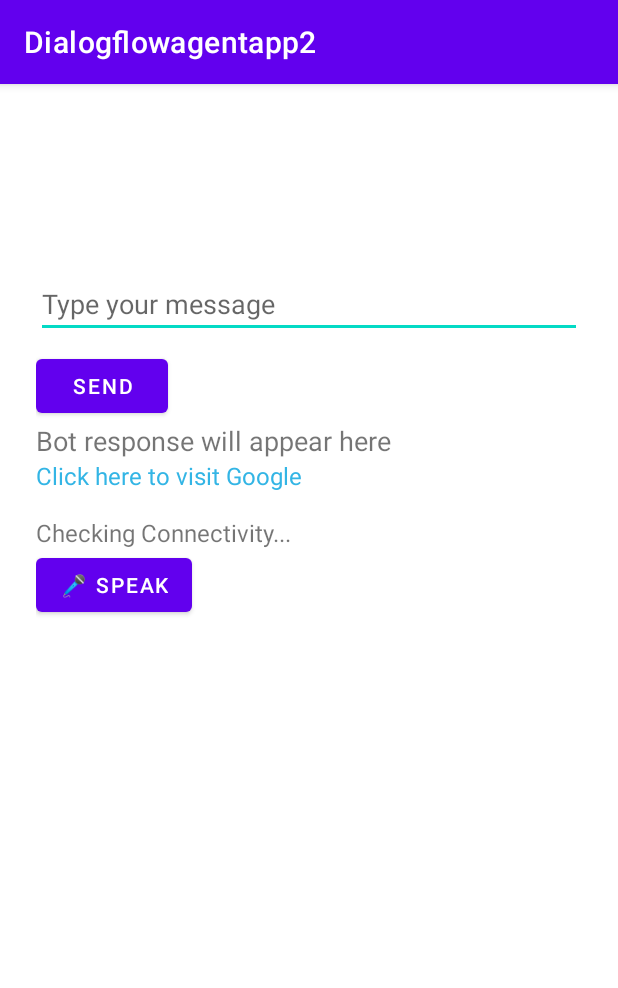
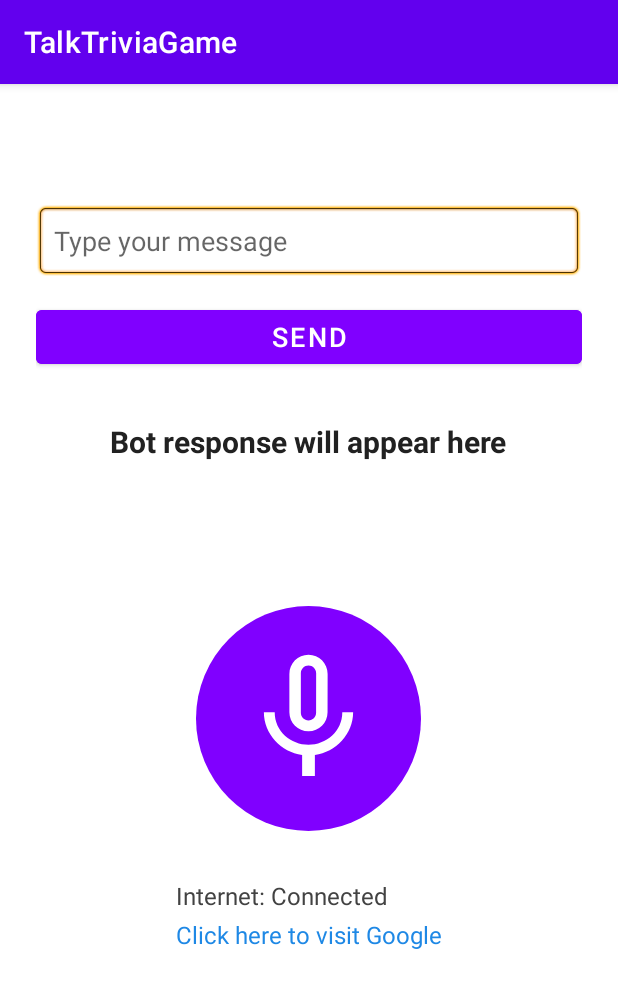
Before and after one commit to neetakhanuja/Triviagameagent, an Android app: the screen it shows after launch (MainActivity), on a phone screen of 412 x 824 dp. Shown: the top 988 px of the screen. Run offline under Robolectric (Android 15) with nearby library versions, the phone set to English and light mode, and no system bars; libraries missing offline, so code that uses them is left out: com.google.api.gax, com.google.auth.oauth2, com.google.cloud.dialogflow.

Commit message:
Dialogflow UI changes
Updated the XML files to reflect the second iteration UI

```diff
--- a/Dialogflowagentapp2/app/src/main/java/com/triviagame/dialogflowagentapp2/MainActivity.kt
+++ b/Dialogflowagentapp2/app/src/main/java/com/triviagame/dialogflowagentapp2/MainActivity.kt
@@ -23,6 +23,7 @@ import kotlinx.coroutines.launch
 import kotlinx.coroutines.withContext
 import java.io.InputStream
 import android.speech.tts.TextToSpeech
+import android.widget.ImageButton
 import java.util.*
 
 class MainActivity : AppCompatActivity() {
@@ -71,7 +72,9 @@ class MainActivity : AppCompatActivity() {
         val botReply = findViewById<TextView>(R.id.botReply)
         val connectivityStatus = findViewById<TextView>(R.id.connectivityStatus)
 
-        val micButton = findViewById<Button>(R.id.micButton)
+    //  val micButton = findViewById<Button>(R.id.micButton)
+        val micButton = findViewById<ImageButton>(R.id.micButton)
+
 
         sendButton.setOnClickListener {
             val message = userInput.text.toString()
--- /dev/null
+++ b/Dialogflowagentapp2/app/src/main/res/drawable/ic_mic.xml
@@ -0,0 +1,5 @@
+<vector xmlns:android="http://schemas.android.com/apk/res/android" android:height="24dp" android:tint="#000000" android:viewportHeight="24" android:viewportWidth="24" android:width="24dp">
+
+    <path android:fillColor="@android:color/white" android:pathData="M12,14c1.66,0 2.99,-1.34 2.99,-3L15,5c0,-1.66 -1.34,-3 -3,-3S9,3.34 9,5v6c0,1.66 1.34,3 3,3zM10.8,4.9c0,-0.66 0.54,-1.2 1.2,-1.2 0.66,0 1.2,0.54 1.2,1.2l-0.01,6.2c0,0.66 -0.53,1.2 -1.19,1.2 -0.66,0 -1.2,-0.54 -1.2,-1.2L10.8,4.9zM17.3,11c0,3 -2.54,5.1 -5.3,5.1S6.7,14 6.7,11L5,11c0,3.41 2.72,6.23 6,6.72L11,21h2v-3.28c3.28,-0.48 6,-3.3 6,-6.72h-1.7z"/>
+
+</vector>
--- /dev/null
+++ b/Dialogflowagentapp2/app/src/main/res/drawable/round_button.xml
@@ -0,0 +1,5 @@
+<?xml version="1.0" encoding="utf-8"?>
+<shape xmlns:android="http://schemas.android.com/apk/res/android"
+    android:shape="oval">
+    <solid android:color="#8000FF" />
+</shape>
--- a/Dialogflowagentapp2/app/src/main/res/layout/activity_main.xml
+++ b/Dialogflowagentapp2/app/src/main/res/layout/activity_main.xml
@@ -1,56 +1,92 @@
 <?xml version="1.0" encoding="utf-8"?>
+<ScrollView xmlns:android="http://schemas.android.com/apk/res/android"
+    android:layout_width="match_parent"
+    android:layout_height="match_parent"
+    android:fitsSystemWindows="true"
+    android:background="#FFFFFF">
+
     <LinearLayout
-    xmlns:android="http://schemas.android.com/apk/res/android"
+        android:layout_width="match_parent"
+        android:layout_height="wrap_content"
         android:orientation="vertical"
+        android:gravity="center_horizontal"
         android:padding="24dp"
-    android:paddingLeft="60dp"
-    android:fitsSystemWindows="true"
-    android:layout_width="match_parent"
-    android:layout_height="match_parent">
+        android:layout_marginTop="24dp"> <!-- Brings content lower -->
 
+        <!-- Input Box -->
         <EditText
             android:id="@+id/userInput"
+            android:layout_width="match_parent"
+            android:layout_height="wrap_content"
             android:hint="Type your message"
-        android:layout_marginTop="100dp"
-        android:layout_width="match_parent"
-        android:layout_height="wrap_content" />
+            android:textSize="18sp"
+            android:padding="12dp"
+            android:background="@android:drawable/editbox_background"
+            android:layout_marginTop="32dp" />
 
+        <!-- Send Button -->
         <Button
             android:id="@+id/sendButton"
-        android:text="Send"
-        android:layout_width="wrap_content"
+            android:layout_width="match_parent"
             android:layout_height="wrap_content"
-        android:layout_marginTop="8dp" />
+            android:text="SEND"
+            android:textAllCaps="true"
+            android:textSize="18sp"
+            android:layout_marginTop="16dp"
+            android:textColor="#FFFFFF"
+            android:backgroundTint="#8000FF" />
 
+        <!-- Bot Reply -->
         <TextView
             android:id="@+id/botReply"
             android:layout_width="wrap_content"
             android:layout_height="wrap_content"
             android:text="Bot response will appear here"
-        android:textSize="18sp" />
+            android:textSize="20sp"
+            android:textStyle="bold"
+            android:textColor="#212121"
+            android:layout_marginTop="32dp"
+            android:layout_marginBottom="96dp" /> <!-- Extra space here -->
+
+        <!-- Mic Button -->
+        <ImageButton
+            android:id="@+id/micButton"
+            android:layout_width="150dp"
+            android:layout_height="150dp"
+            android:layout_gravity="center"
+            android:background="@drawable/round_button"
+            android:src="@drawable/ic_mic"
+            android:contentDescription="Microphone button"
+            android:scaleType="fitCenter"
+            android:tint="#FFFFFF"
+            android:padding="24dp" />
+
+        <!-- Connectivity Info -->
+        <LinearLayout
+            android:layout_width="wrap_content"
+            android:layout_height="wrap_content"
+            android:orientation="vertical"
+            android:layout_marginTop="32dp">
+
+            <TextView
+                android:id="@+id/connectivityStatus"
+                android:layout_width="wrap_content"
+                android:layout_height="wrap_content"
+                android:text="Internet: Connected"
+                android:textColor="#424242"
+                android:textSize="16sp" />
 
             <TextView
                 android:id="@+id/googleLink"
                 android:layout_width="wrap_content"
                 android:layout_height="wrap_content"
                 android:text="Click here to visit Google"
-        android:textColor="@android:color/holo_blue_light"
+                android:textColor="#1E88E5"
                 android:textSize="16sp"
                 android:clickable="true"
-        android:focusable="true" />
-
-    <TextView
-        android:id="@+id/connectivityStatus"
-        android:layout_width="wrap_content"
-        android:layout_height="wrap_content"
-        android:text="Checking Connectivity..."
-        android:textSize="16sp"
-        android:layout_marginTop="16dp" />
-
-    <Button
-        android:id="@+id/micButton"
-        android:layout_width="wrap_content"
-        android:layout_height="wrap_content"
-        android:text="🎤 Speak" />
+                android:focusable="true"
+                android:layout_marginTop="4dp" />
+        </LinearLayout>
 
     </LinearLayout>
+</ScrollView>
--- a/Dialogflowagentapp2/app/src/main/res/values/strings.xml
+++ b/Dialogflowagentapp2/app/src/main/res/values/strings.xml
@@ -1,3 +1,3 @@
 <resources>
-    <string name="app_name">Dialogflowagentapp2</string>
+    <string name="app_name">TalkTriviaGame</string>
 </resources>
```
Lines whose indentation alone changed are shown as unchanged.
